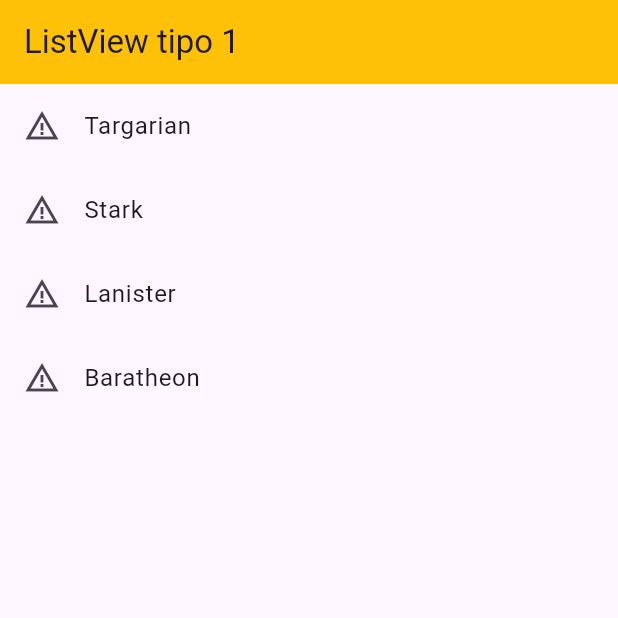
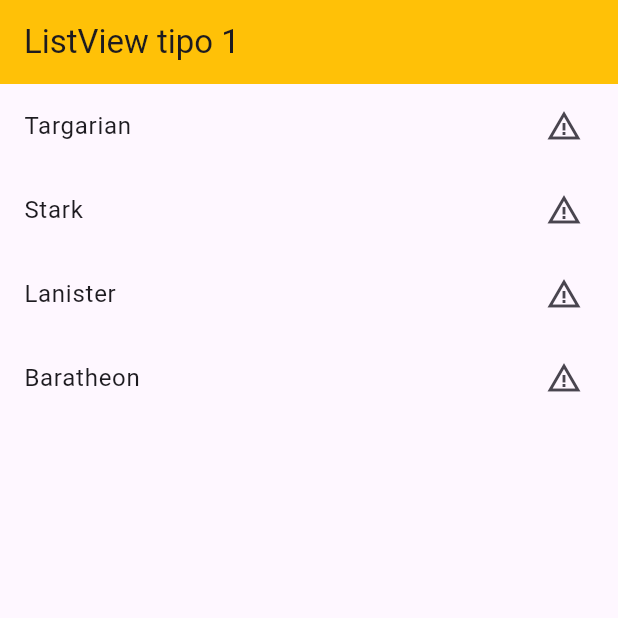
Before and after one commit to oteros2/fl_components, a Flutter app: the screen it shows after launch, on a phone screen of 412 x 824 dp, the top half of it. Run offline on Flutter 3.47's test engine with Material 3 defaults, Android fonts, the light colour scheme and no system bars.

Commit message:
trailing

```diff
--- a/lib/screens/listview1_screen.dart
+++ b/lib/screens/listview1_screen.dart
@@ -21,7 +21,7 @@ final options = const['Targarian', 'Stark', 'Lanister', 'Baratheon'];
           ),*/
          ...options.map((e)=>
           ListTile(
-          leading: const Icon(Icons.warning_amber),
+          trailing: const Icon(Icons.warning_amber),
           title: Text(e),
          )
          ).toList()
```
